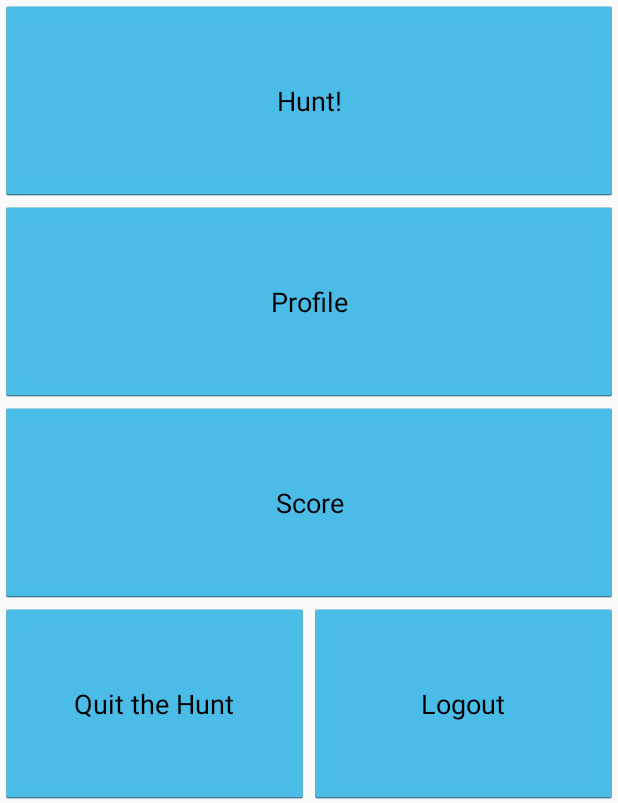
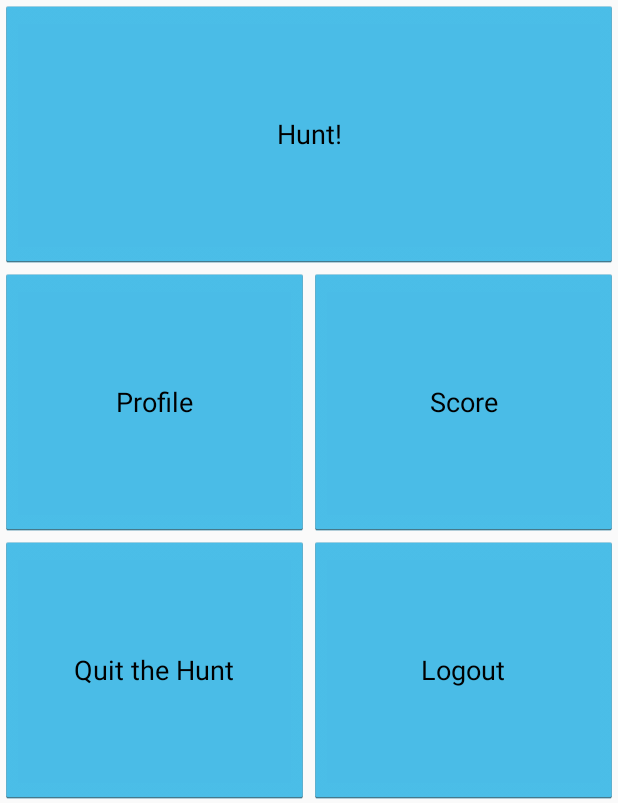
Before and after one commit to co0k/TreasureHunt, an Android app: the HomeActivity screen opened directly, with no data from a screen before it, on a phone screen of 412 x 824 dp, the part 433-1236 px from its top. Run offline under Robolectric (Android 15) with nearby library versions, the phone set to English and light mode, and no system bars.

Commit message:
changed home screen layout  alittle

```diff
--- a/TreasureHuntApp/app/src/main/res/layout/activity_home.xml
+++ b/TreasureHuntApp/app/src/main/res/layout/activity_home.xml
@@ -36,6 +36,18 @@
             android:layout_gravity="center"
             android:layout_weight="0.25" />
 
+
+
+
+        <LinearLayout
+            android:layout_width="fill_parent"
+            android:layout_height="fill_parent"
+            android:orientation="horizontal"
+            android:layout_gravity="center"
+            android:layout_weight="0.25"
+            android:weightSum="1">
+
+
             <Button
                 android:layout_width="fill_parent"
                 android:layout_height="fill_parent"
@@ -43,8 +55,7 @@
                 android:id="@+id/profile_view"
                 android:onClick="onButtonUserProfileClick"
                 android:layout_gravity="center"
-            android:layout_weight="0.25" />
-
+                android:layout_weight="0.5" />
 
 
             <Button
@@ -55,7 +66,8 @@
                 android:clickable="true"
                 android:onClick="onButtonHighscoresClick"
                 android:layout_gravity="center"
-            android:layout_weight="0.25" />
+                android:layout_weight="0.5" />
+        </LinearLayout>
 
         <LinearLayout
             android:layout_width="fill_parent"
```
Lines whose indentation alone changed are shown as unchanged.
